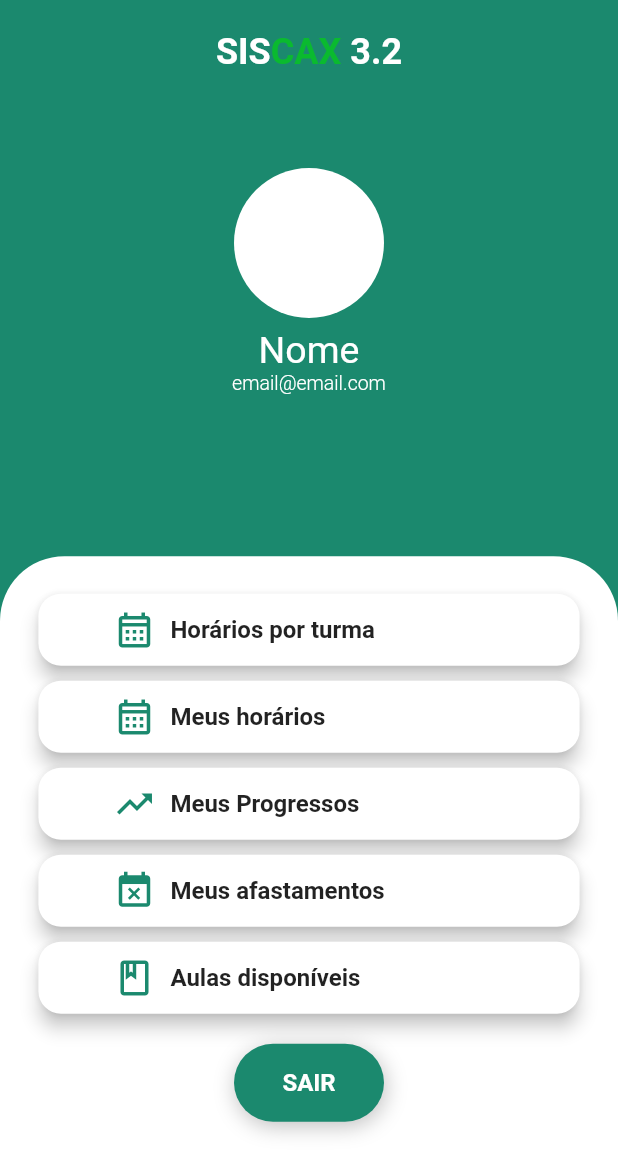
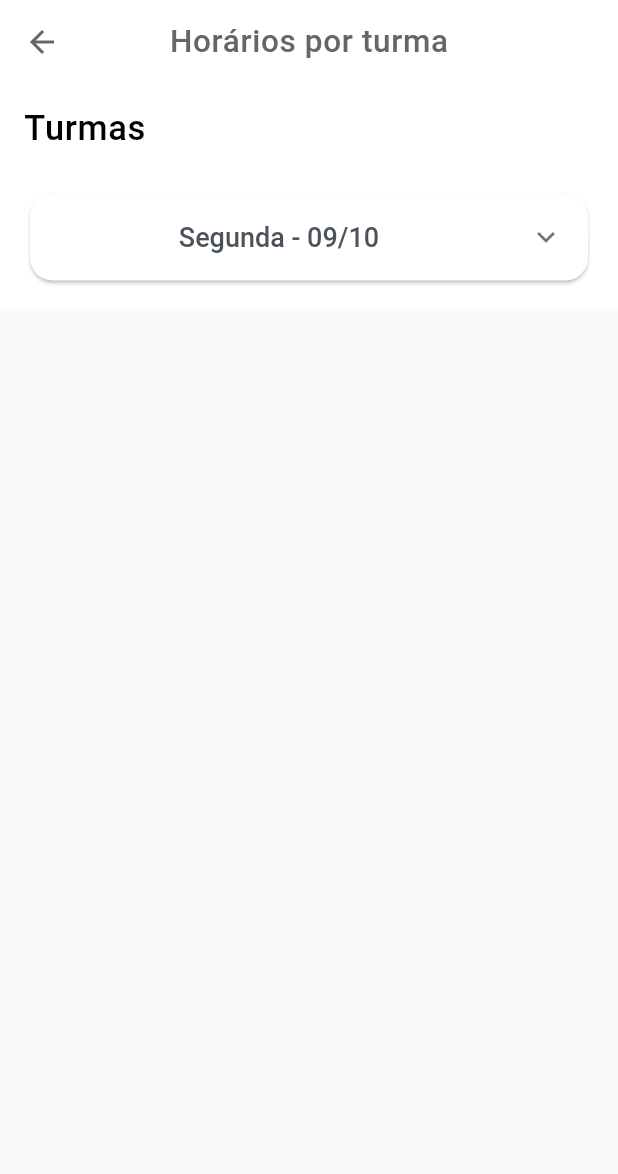
Before and after one commit to Chaicoo/carga-horaria-ifma-app, a Flutter app: the HomeScreen screen opened directly, after a tap on "Horários por turma", on a phone screen of 412 x 824 dp. Shown: the top 1174 px of the screen. Run offline on Flutter 3.47's test engine with Material 3 defaults, Android fonts, the phone set to English and light mode, and no system bars; our stand-ins replace file_picker, percent_indicator; Roboto replaces fonts that are missing (Poppins).

Commit message:
feat: add card schedule component

```diff
--- /dev/null
+++ b/lib/components/card_schedule.dart
@@ -0,0 +1,209 @@
+import 'package:flutter/cupertino.dart';
+import 'package:flutter/material.dart';
+
+class ExpandableCardSchedule extends StatefulWidget {
+  final String title;
+  final List<String> morningSchedule;
+  final List<String> afternoonSchedule;
+
+  final List<String> morningFixedSchedule = ['M1', 'M2', 'M3', 'M4', 'M5', 'M6'];
+  final List<String> afternoonFixedSchedule = ['T1', 'T2', 'T3', 'T4', 'T5', 'T6'];
+
+  ExpandableCardSchedule({
+    Key? key,
+    required this.title,
+    required this.morningSchedule,
+    required this.afternoonSchedule,
+  }) : super(key: key);
+
+  @override
+  _ExpandableCardScheduleState createState() => _ExpandableCardScheduleState();
+}
+
+class _ExpandableCardScheduleState extends State<ExpandableCardSchedule> {
+  int selectedSegment = 0;
+
+  @override
+  Widget build(BuildContext context) {
+    return Card(
+      shape: RoundedRectangleBorder(
+        borderRadius: BorderRadius.circular(15.0),
+      ),
+      child: ExpansionTile(
+        title: Center(
+          child: Text(
+            widget.title,
+            style: const TextStyle(
+              color: Color(0xFF4C525A),
+              fontSize: 18,
+              fontFamily: 'Poppins',
+              fontWeight: FontWeight.w500,
+              height: 0,
+            ),
+          ),
+        ),
+        children: [
+          Padding(
+            padding: const EdgeInsets.all(16.0),
+            child: Column(
+              crossAxisAlignment: CrossAxisAlignment.start,
+              children: [
+                const SizedBox(height: 16),
+                CupertinoSegmentedControl(
+                  children: const {
+                    0: Text('Matutino'),
+                    1: Text('Vespertino'),
+                  },
+                  groupValue: selectedSegment,
+                  onValueChanged: (int? value) {
+                    setState(() {
+                      selectedSegment = value ?? 0;
+                    });
+                  },
+                ),
+                const SizedBox(height: 16),
+                IndexedStack(
+                  index: selectedSegment,
+                  children: [
+                    _buildScheduleTable(
+                      widget.morningFixedSchedule,
+                      widget.morningSchedule,
+                      'Dias da Semana Matutino',
+                    ),
+                    _buildScheduleTable(
+                      widget.afternoonFixedSchedule,
+                      widget.afternoonSchedule,
+                      'Dias da Semana Vespertino',
+                    ),
+                  ],
+                ),
+              ],
+            ),
+          ),
+        ],
+      ),
+    );
+  }
+
+  Widget _buildScheduleTable(
+    List<String> fixedSchedule,
+    List<String> schedule,
+    String days,
+  ) {
+    return Table(
+      columnWidths: const {
+        0: FixedColumnWidth(100),
+        1: FlexColumnWidth(1),
+      },
+      children: [
+        for (var i = 0; i < fixedSchedule.length; i++) ...[
+          _buildScheduleRow(
+            fixedSchedule[i],
+            schedule.isNotEmpty ? schedule[i] : '',
+            days,
+          ),
+          _buildDivider(),
+        ],
+      ],
+    );
+  }
+
+  TableRow _buildTableRow(String header1, String header2) {
+    return TableRow(
+      children: [
+        TableCell(
+          child: Padding(
+            padding: const EdgeInsets.symmetric(vertical: 8.0),
+            child: Align(
+              alignment: Alignment.centerLeft,
+              child: Text(
+                header1,
+                style: const TextStyle(
+                  color: Color(0xFF4C525A),
+                  fontSize: 18,
+                  fontFamily: 'Poppins',
+                  fontWeight: FontWeight.bold,
+                ),
+              ),
+            ),
+          ),
+        ),
+        TableCell(
+          child: Padding(
+            padding: const EdgeInsets.symmetric(vertical: 8.0),
+            child: Align(
+              alignment: Alignment.center,
+              child: Text(
+                header2,
+                style: const TextStyle(
+                  color: Color(0xFF4C525A),
+                  fontSize: 18,
+                  fontFamily: 'Poppins',
+                  fontWeight: FontWeight.bold,
+                ),
+              ),
+            ),
+          ),
+        ),
+      ],
+    );
+  }
+
+  TableRow _buildDivider() {
+    return const TableRow(
+      children: [
+        TableCell(
+          child: Divider(
+            color: Color(0xFFD8D8D8),
+          ),
+        ),
+        TableCell(
+          child: Divider(
+            color: Color(0xFFD8D8D8),
+          ),
+        ),
+      ],
+    );
+  }
+
+  TableRow _buildScheduleRow(String time, String schedule, String days) {
+    return TableRow(
+      children: [
+        TableCell(
+          child: Padding(
+            padding: const EdgeInsets.symmetric(vertical: 8.0),
+            child: Align(
+              alignment: Alignment.centerLeft,
+              child: Text(
+                time,
+                style: const TextStyle(
+                  color: Color(0xFF758D94),
+                  fontSize: 18,
+                  fontFamily: 'Poppins',
+                  fontWeight: FontWeight.w400,
+                ),
+              ),
+            ),
+          ),
+        ),
+        TableCell(
+          child: Padding(
+            padding: const EdgeInsets.symmetric(vertical: 8.0),
+            child: Align(
+              alignment: Alignment.centerLeft,
+              child: Text(
+                schedule,
+                style: const TextStyle(
+                  color: Color(0xFF758D94),
+                  fontSize: 18,
+                  fontFamily: 'Poppins',
+                  fontWeight: FontWeight.w400,
+                ),
+              ),
+            ),
+          ),
+        ),
+      ],
+    );
+  }
+}
--- a/lib/screens/general_schedule.dart
+++ b/lib/screens/general_schedule.dart
@@ -0,0 +1,86 @@
+import 'package:flutter/material.dart';
+import '../components/card_schedule.dart';
+
+class GeneralScheduleScreen extends StatelessWidget {
+  final bool useWhiteAppBar;
+  const GeneralScheduleScreen({Key? key, this.useWhiteAppBar = false})
+      : super(key: key);
+
+  @override
+  Widget build(BuildContext context) {
+    double appBarHeight = AppBar().preferredSize.height;
+
+    return Scaffold(
+      appBar: AppBar(
+        title: Column(
+          mainAxisAlignment: MainAxisAlignment.center,
+          crossAxisAlignment: CrossAxisAlignment.center,
+          children: [
+            Container(
+              margin: const EdgeInsets.only(top: 0.0),
+              child: const Text.rich(
+                TextSpan(
+                  text: 'Horários por turma',
+                  style: TextStyle(
+                    color: Color(0xFF686565),
+                    fontSize: 21,
+                    fontFamily: 'Poppins',
+                    fontWeight: FontWeight.w500,
+                    height: 0,
+                    letterSpacing: 0.42,
+                  ),
+                ),
+              ),
+            ),
+          ],
+        ),
+        centerTitle: true,
+        elevation: 0.0,
+        backgroundColor: useWhiteAppBar ? Colors.white : null,
+        iconTheme: const IconThemeData(color: Color(0xFF686565)),
+      ),
+      body: SingleChildScrollView(
+        child: Container(
+          color: Colors.white,
+          padding: const EdgeInsets.all(16.0),
+          child: Column(
+            crossAxisAlignment: CrossAxisAlignment.start,
+            children: [
+              const Text(
+                'Turmas',
+                style: TextStyle(
+                  color: Colors.black,
+                  fontSize: 23,
+                  fontFamily: 'Poppins',
+                  fontWeight: FontWeight.w500,
+                  height: 0,
+                  letterSpacing: 0.46,
+                ),
+              ),
+              const SizedBox(height: 26),
+              ExpandableCardSchedule(
+                title: 'Segunda - 09/10',
+                morningSchedule: const [
+                  'Direitos humanos, 30h (Carlos Eduardo)',
+                  'Direitos humanos, 30h (Carlos Eduardo)',
+                  'Criptografia, 60h (Danilo Rodrigues)',
+                  'Criptografia, 60h (Danilo Rodrigues)',
+                  'Vago',
+                  'Vago'
+                ],
+                afternoonSchedule: const [
+                  'Vago',
+                  'Vago',
+                  'Direitos humanos, 30h (Carlos Eduardo)',
+                  'Direitos humanos, 30h (Carlos Eduardo)',
+                  'Criptografia, 60h (Danilo Rodrigues)',
+                  'Criptografia, 60h (Danilo Rodrigues)',
+                ],
+              ),
+            ],
+          ),
+        ),
+      ),
+    );
+  }
+}
--- a/lib/screens/home.dart
+++ b/lib/screens/home.dart
@@ -1,8 +1,10 @@
 // screens/login.dart
 import 'package:carga_horaria_ifma/screens/classes_available.dart';
+import 'package:carga_horaria_ifma/screens/general_schedule.dart';
 import 'package:carga_horaria_ifma/screens/login.dart';
 import 'package:carga_horaria_ifma/screens/my_absences.dart';
 import 'package:carga_horaria_ifma/screens/my_progress.dart';
+import 'package:carga_horaria_ifma/screens/my_schedule.dart';
 import 'package:flutter/material.dart';
 import '../components/card.dart';
 import '../components/button.dart';
@@ -138,14 +140,24 @@ class HomeScreen extends StatelessWidget {
                     label: 'Horários por turma',
                     icon: Icons.calendar_month_outlined,
                     onPressed: () {
-                      // Lógica a ser executada quando o card for pressionado
+                      Navigator.push(
+                        context,
+                        MaterialPageRoute(
+                            builder: (context) => const GeneralScheduleScreen(
+                                useWhiteAppBar: true)),
+                      );
                     },
                   ),
                   NavigationCard(
                     label: 'Meus horários',
                     icon: Icons.calendar_month_outlined,
                     onPressed: () {
-                      // Lógica a ser executada quando o card for pressionado
+                      Navigator.push(
+                        context,
+                        MaterialPageRoute(
+                            builder: (context) => const MyScheduleScreen(
+                                useWhiteAppBar: true)),
+                      );
                     },
                   ),
                   NavigationCard(
```
Also changed, not shown: lib/screens/my_schedule.dart (+87 -0 lines).
